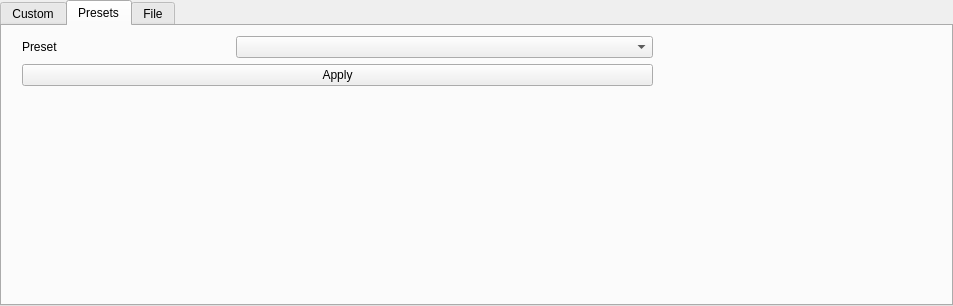
The window that ui/BackgroundApplier.ui (Fefedu973/OpenRGBVisualMapPlugin) describes before a commit, drawn with Qt 5.
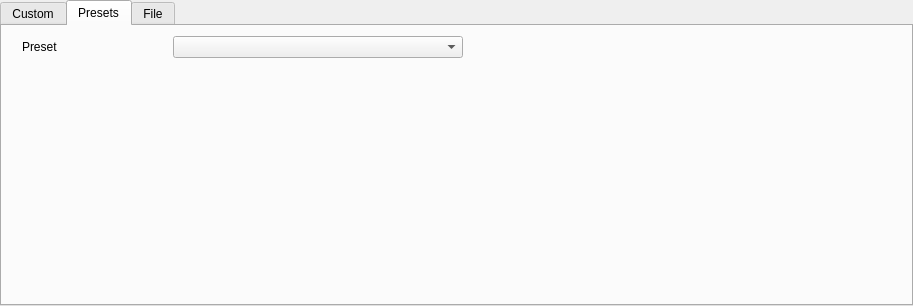
The same window after the commit. The open tabs and pages were chosen to show the change.

Commit message: Remove apply preset button

```diff
--- a/ui/BackgroundApplier.ui
+++ b/ui/BackgroundApplier.ui
@@ -6,7 +6,7 @@
    <rect>
     <x>0</x>
     <y>0</y>
-    <width>953</width>
+    <width>913</width>
     <height>306</height>
    </rect>
   </property>
@@ -269,12 +269,12 @@
           <rect>
            <x>20</x>
            <y>10</y>
-           <width>631</width>
-           <height>191</height>
+           <width>441</width>
+           <height>111</height>
           </rect>
          </property>
-         <layout class="QVBoxLayout" name="verticalLayout" stretch="1,0,4">
-          <item>
+         <layout class="QGridLayout" name="gridLayout_5">
+          <item row="0" column="0">
            <layout class="QHBoxLayout" name="horizontalLayout" stretch="1,2">
             <property name="sizeConstraint">
              <enum>QLayout::SetMinimumSize</enum>
@@ -291,14 +291,7 @@
             </item>
            </layout>
           </item>
-          <item>
-           <widget class="QPushButton" name="apply_preset_button">
-            <property name="text">
-             <string>Apply</string>
-            </property>
-           </widget>
-          </item>
-          <item>
+          <item row="1" column="0">
            <spacer name="verticalSpacer">
             <property name="orientation">
              <enum>Qt::Vertical</enum>
```
Left out of the diff: 12 changed lines with no effect on the pictures. The commit also changes 2 other files.
